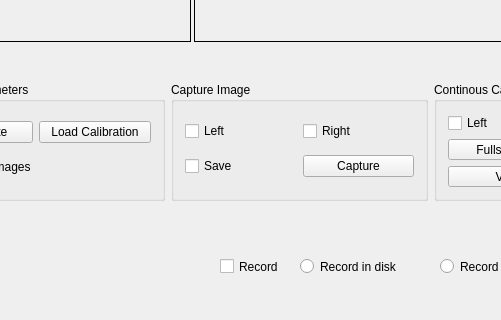
The window that VR_interfaz/mainwindow.ui (richardseba/TFG-Code) describes before a commit, drawn with Qt 5; both pictures show x 520 to 1021 and y 439 to 759 of the 1355 by 759 pixel window.
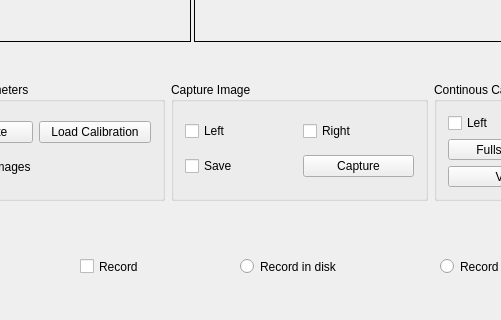
The same window after the commit.

Patch:
```diff
--- a/VR_interfaz/mainwindow.ui
+++ b/VR_interfaz/mainwindow.ui
@@ -283,9 +283,9 @@
    <widget class="QCheckBox" name="checkBox_saveVideo">
     <property name="geometry">
      <rect>
-      <x>740</x>
+      <x>600</x>
       <y>690</y>
-      <width>61</width>
+      <width>121</width>
       <height>31</height>
      </rect>
     </property>
@@ -309,9 +309,9 @@
    <widget class="QRadioButton" name="radioButton_recordDisk">
     <property name="geometry">
      <rect>
-      <x>820</x>
+      <x>760</x>
       <y>690</y>
-      <width>121</width>
+      <width>161</width>
       <height>31</height>
      </rect>
     </property>
```
